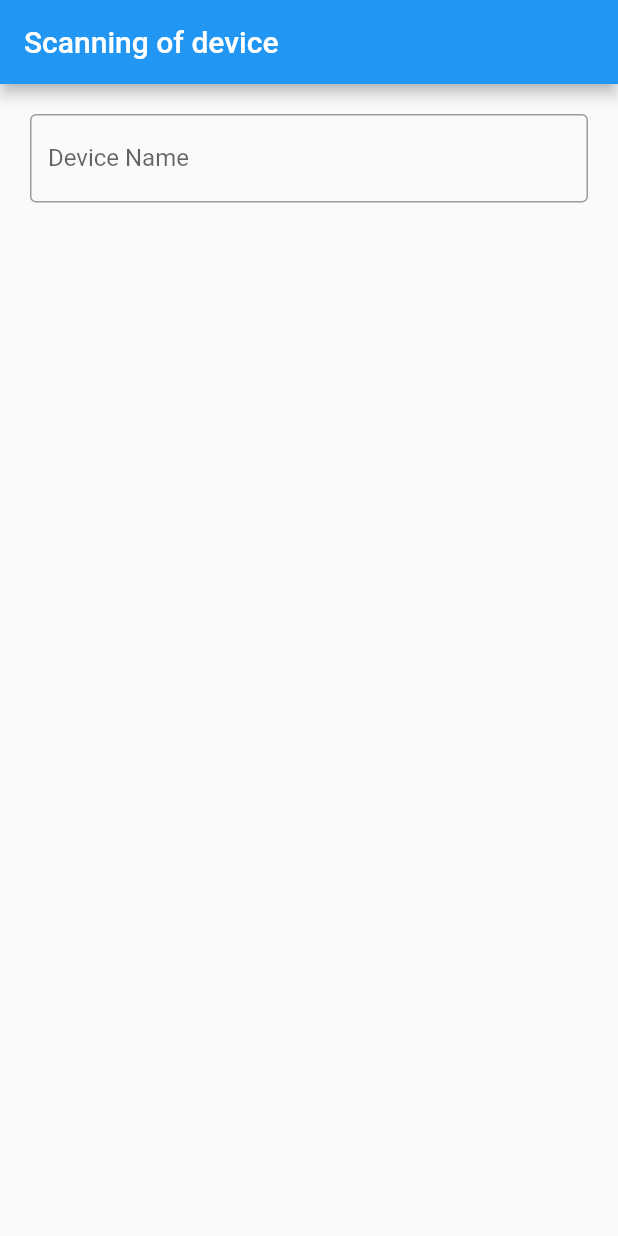
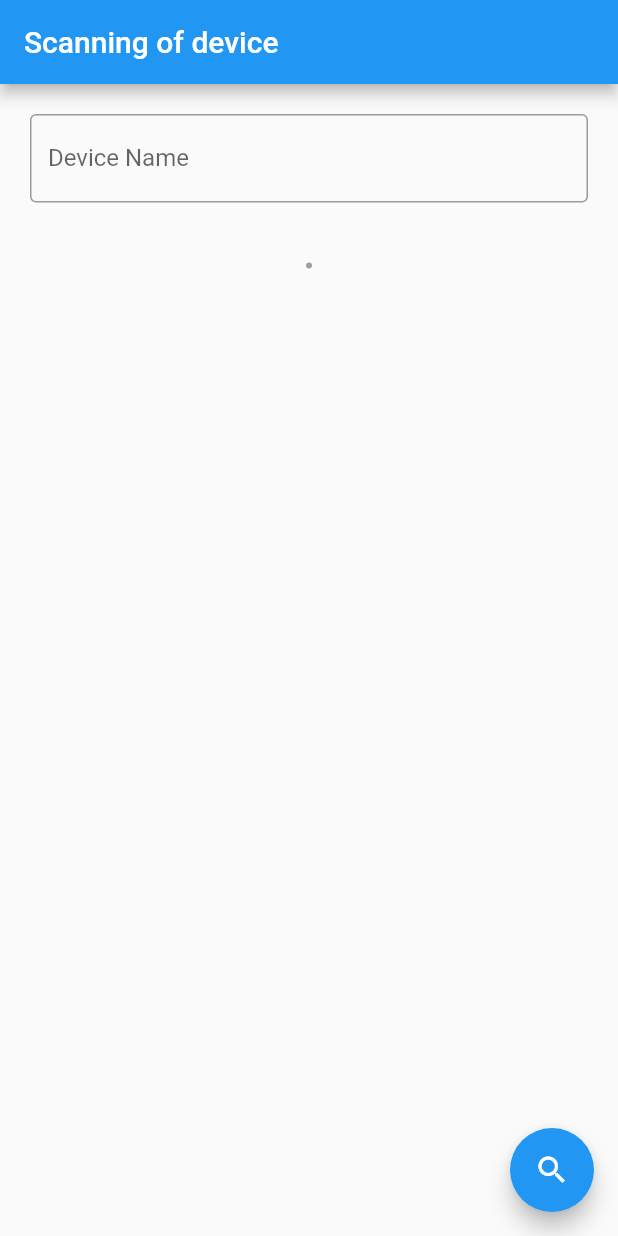
Before and after one commit to tritri0903/flutter_bmi_reading, a Flutter app: the screen it shows after launch, on a phone screen of 412 x 824 dp. Run offline on Flutter 3.47's test engine with Material 2 defaults, Android fonts, the phone set to English and light mode, and no system bars; our stand-ins replace flutter_blue_plus.

Commit message:
Update main : scan

```diff
--- a/lib/main.dart
+++ b/lib/main.dart
@@ -48,7 +48,7 @@
 class FindDeviceScreen extends StatelessWidget {
   FindDeviceScreen({super.key});
 
-  final _controler = TextEditingController();
+  final BluetoothDevice = TextEditingController();
 
   @override
   Widget build(BuildContext context) {
@@ -66,11 +66,15 @@
                   hintText: 'Enter device name',
                   labelText: 'Device Name'),
               textAlign: TextAlign.center,
-              controller: _controler,
+              onSubmitted: (value) => connectToDevice(value),
             ),
           ),
           Padding(
               padding: const EdgeInsets.all(20.0),
+              child: Container(
+                decoration: BoxDecoration(
+                    borderRadius: BorderRadius.circular(5),
+                    border: Border.all(width: 2, color: Colors.grey)),
                 child: StreamBuilder<List<ScanResult>>(
                   stream: FlutterBluePlus.scanResults,
                   initialData: const [],
@@ -78,20 +82,54 @@
                     children: snapshot.data!
                         .map((d) => Column(
                               children: [
-                              Text(
+                                Container(
+                                  padding: const EdgeInsets.all(5.0),
+                                  decoration: BoxDecoration(
+                                      borderRadius: BorderRadius.circular(5),
+                                      border: Border.all(
+                                          width: 2, color: Colors.grey)),
+                                  child: Text(
                                     d.device.localName,
                                     style: const TextStyle(
-                                    backgroundColor: Colors.blue),
+                                        fontWeight: FontWeight.w500),
                                   ),
-                              Text(d.device.readRssi().toString())
+                                ),
                               ],
                             ))
                         .toList(),
                   ),
+                ),
               )),
         ],
       ),
+      floatingActionButton: StreamBuilder<bool>(
+        stream: FlutterBluePlus.isScanning,
+        initialData: false,
+        builder: (c, snapshot) {
+          if (snapshot.data!) {
+            return FloatingActionButton(
+                onPressed: () => FlutterBluePlus.stopScan(),
+                backgroundColor: Colors.red,
+                child: const Icon(Icons.stop));
+          } else {
+            return FloatingActionButton(
+                child: const Icon(Icons.search),
+                onPressed: () => FlutterBluePlus.startScan(
+                    timeout: const Duration(seconds: 4)));
+          }
+        },
+      ),
     );
+  }
+
+  void connectToDevice(String deviceName) {
+    FlutterBluePlus.scanResults.listen((results) async {
+      for (ScanResult r in results) {
+        if (r.device.localName == deviceName) {
+          await r.device.connect();
+        }
+      }
+    });
   }
 }
 
```
Lines whose indentation alone changed are shown as unchanged.
